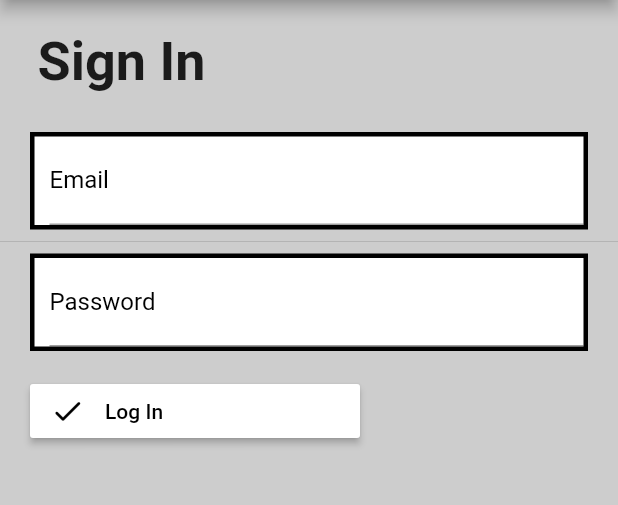
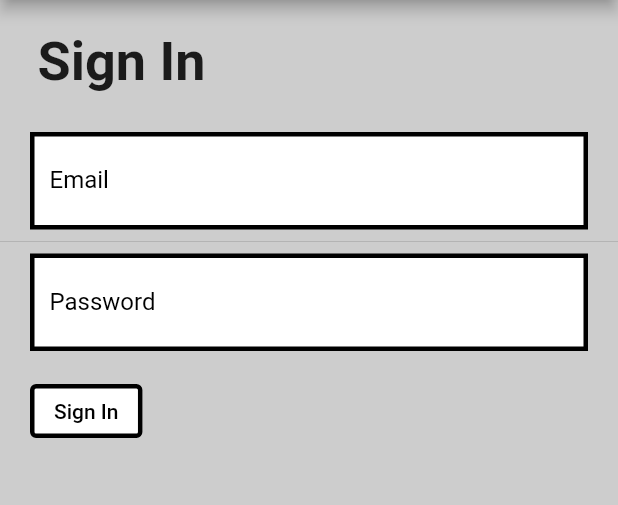
Before and after one commit to deccygpm/UofG-Prepare, a Flutter app: the screen it shows after launch, after a tap on "Sign in with Email", on a phone screen of 412 x 824 dp, the part 90-595 px from its top. Run offline on Flutter 3.47's test engine with Material 2 defaults, Android fonts, the phone set to English and light mode, and no system bars; our stand-ins replace firebase_auth, firebase_core, flutter_signin_button, font_awesome_flutter, google_fonts, google_sign_in and 1 more; accounts and stored records are empty.

Commit message:
[#9] Refactoring, theming updates

```diff
--- a/lib/login/email_login.dart
+++ b/lib/login/email_login.dart
@@ -1,11 +1,15 @@
 import 'package:flutter/material.dart';
-import 'package:flutter_signin_button/flutter_signin_button.dart';
 import 'package:l2_transition/shared/shared.dart';
 
 import '../services/auth.dart';
 
 class EmailLoginScreen extends StatelessWidget {
-  const EmailLoginScreen({Key? key}) : super(key: key);
+  EmailLoginScreen({
+    Key? key,
+  }) : super(key: key);
+
+  String email = "";
+  String password = "";
 
   @override
   Widget build(BuildContext context) {
@@ -14,35 +18,68 @@ class EmailLoginScreen extends StatelessWidget {
         body: Column(
           crossAxisAlignment: CrossAxisAlignment.start,
           children: [
-            Headline(data: "Sign In"),
-            Divider(
-              color: Colors.transparent,
-            ),
-            const InputBox(
-              label: 'Email',
-              isObscure: false,
-              keyboard: TextInputType.emailAddress,
-            ),
-            const Divider(),
-            const InputBox(
-              label: 'Password',
-              isObscure: true,
-              keyboard: TextInputType.text,
-            ),
+            const Headline(data: "Sign In"),
             const Divider(
               color: Colors.transparent,
             ),
             Padding(
-              padding: const EdgeInsets.fromLTRB(20,0,0,0),
-              child: SignInButtonBuilder(
-                backgroundColor: Colors.white,
-                icon: Icons.check_rounded,
-                iconColor: Colors.black,
+                padding: const EdgeInsets.fromLTRB(20, 0, 20, 0),
+                child: Container(
+                  decoration: BoxDecoration(
+                      color: Colors.white,
+                      border: Border.all(
+                        color: Colors.black,
+                        width: 3.0,
+                      )),
+                  child: Padding(
+                      padding: const EdgeInsets.fromLTRB(10, 0, 0, 0),
+                      child: TextField(
+                        onChanged: (value) {
+                          email = value;
+                        },
+                        keyboardType: TextInputType.emailAddress,
+                        decoration: const InputDecoration(labelText: "Email"),
+                      )),
+                )),
+            const Divider(),
+            Padding(
+                padding: const EdgeInsets.fromLTRB(20, 0, 20, 0),
+                child: Container(
+                  decoration: BoxDecoration(
+                      color: Colors.white,
+                      border: Border.all(
+                        color: Colors.black,
+                        width: 3.0,
+                      )),
+                  child: Padding(
+                      padding: const EdgeInsets.fromLTRB(10, 0, 0, 0),
+                      child: TextField(
+                        obscureText: true,
+                        onChanged: (value) {
+                          password = value;
+                        },
+                        keyboardType: TextInputType.emailAddress,
+                        decoration:
+                            const InputDecoration(labelText: "Password"),
+                      )),
+                )),
+            const Divider(
+              color: Colors.transparent,
+            ),
+            Padding(
+              padding: const EdgeInsets.fromLTRB(20, 0, 0, 0),
+              child: OutlinedButton(
                 onPressed: () async {
-                  AuthService().emailSignIn;
+                  await AuthService().emailSignIn(email, password);
                 },
-                text: 'Log In',
-                textColor: Colors.black,
+                child: const Text(
+                  "Sign In",
+                  style: TextStyle(color: Colors.black),
+                ),
+                style: OutlinedButton.styleFrom(
+                  backgroundColor: Colors.white,
+                  side: BorderSide(color: Colors.black, width: 3),
+                ),
               ),
             ),
           ],
--- a/lib/login/email_registration.dart
+++ b/lib/login/email_registration.dart
@@ -1,48 +1,18 @@
 import 'package:flutter/material.dart';
 import 'package:l2_transition/services/auth.dart';
 import 'package:l2_transition/shared/app_bar.dart';
+import 'package:l2_transition/shared/headline.dart';
 
 class EmailRegistrationScreen extends StatelessWidget {
-  EmailRegistrationScreen({Key? key}) : super(key: key);
-
-  String email = "";
-  String password = "";
+  const EmailRegistrationScreen({Key? key}) : super(key: key);
 
   @override
   Widget build(BuildContext context) {
     return Scaffold(
       appBar: const CustomAppBar(),
-      body: Column(
-        children: [
-          Padding(
-            padding: const EdgeInsets.all(8.0),
-            child: TextField(
-              onChanged: (value) {
-                email = value;
-              },
-              keyboardType: TextInputType.emailAddress,
-              decoration: const InputDecoration(
-                labelText: "Email",
-              ),
-            ),
-          ),
-          Padding(
-            padding: const EdgeInsets.all(8.0),
-            child: TextField(
-              onChanged: (value) {
-                password = value;
-              },
-              obscureText: true,
-              decoration: const InputDecoration(
-                labelText: 'Password',
-              ),
-            ),
-          ),
-          ElevatedButton(
-              onPressed: () => {AuthService().emailSignUp(email, password)},
-              child: const Text("Register"))
-        ],
-      )
+      body: Column(children: const [
+        Headline(data: "Register"),
+      ]),
     );
   }
 }
--- a/lib/shared/input_box.dart
+++ /dev/null
@@ -1,32 +0,0 @@
-import 'package:flutter/material.dart';
-
-class InputBox extends StatelessWidget {
-  const InputBox({Key? key, required this.label, required this.isObscure, required this.keyboard}) : super(key: key);
-
-  final String label;
-  final bool isObscure;
-  final TextInputType keyboard;
-
-  @override
-  Widget build(BuildContext context) {
-    return Padding(
-      padding: const EdgeInsets.fromLTRB(20, 0, 20, 0),
-      child: Container(
-          decoration: BoxDecoration(
-              color: Colors.white,
-              border: Border.all(
-                color: Colors.black,
-                width: 3.0,
-              )),
-          child: Padding(
-            padding: const EdgeInsets.fromLTRB(10, 0, 0, 0),
-            child: TextField(
-                obscureText: isObscure,
-                keyboardType: keyboard,
-                decoration: InputDecoration(
-                  labelText: label,
-                )),
-          )),
-    );
-  }
-}
--- a/lib/shared/shared.dart
+++ b/lib/shared/shared.dart
@@ -1,4 +1,3 @@
 export 'app_bar.dart';
 export 'drawer.dart';
-export 'input_box.dart';
 export 'headline.dart';
--- a/lib/theme.dart
+++ b/lib/theme.dart
@@ -2,11 +2,19 @@ import 'package:flutter/material.dart';
 import 'package:google_fonts/google_fonts.dart';
 
 var appTheme = ThemeData(
-  canvasColor: const Color.fromARGB(255, 205, 205, 205),
-  fontFamily: GoogleFonts.roboto().fontFamily,
-  inputDecorationTheme: const InputDecorationTheme(
-    labelStyle: TextStyle(
+    canvasColor: const Color.fromARGB(255, 205, 205, 205),
+    fontFamily: GoogleFonts.roboto().fontFamily,
+    inputDecorationTheme: const InputDecorationTheme(
+        enabledBorder: UnderlineInputBorder(
+        borderSide: BorderSide(color: Colors.transparent)
+      ),
+        focusedBorder: UnderlineInputBorder(
+          borderSide: BorderSide(color: Colors.transparent),
+        ),
+        labelStyle: TextStyle(
       color: Colors.black,
-    )
-  )
-);
+    )),
+    textSelectionTheme: const TextSelectionThemeData(
+      cursorColor: Colors.black,
+
+    ));
```
